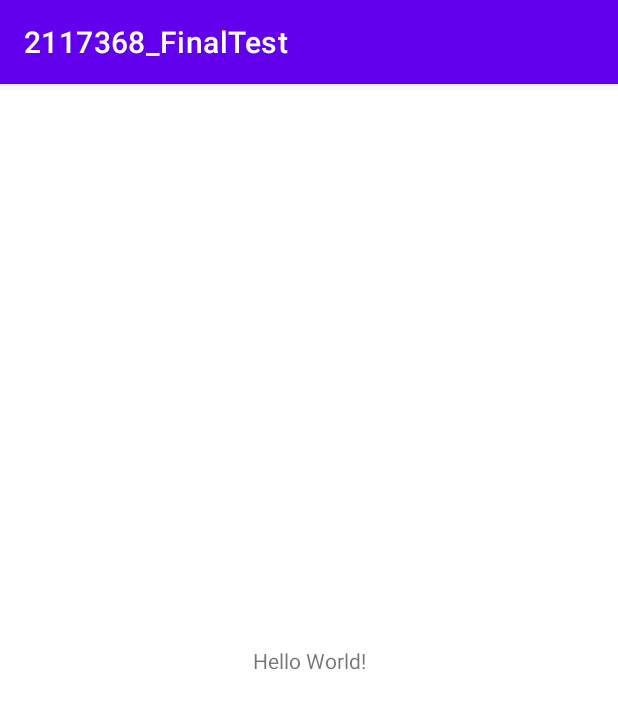
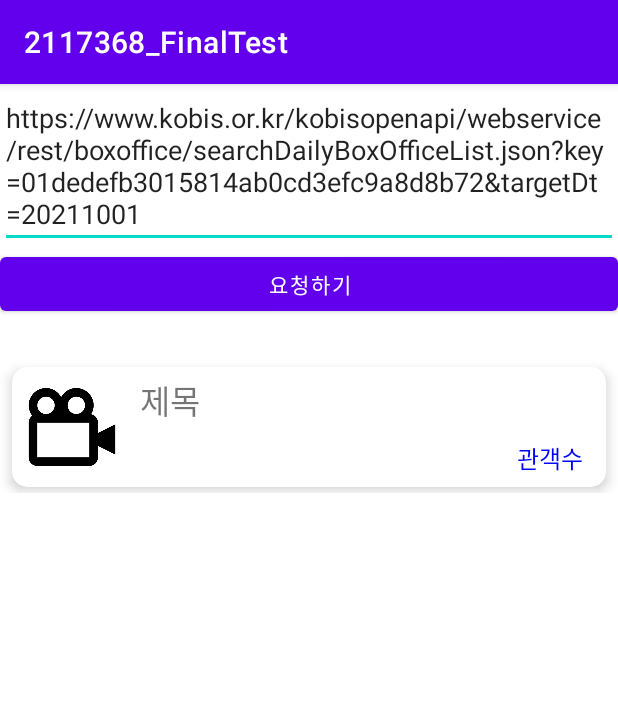
Before and after one commit to Serena0624/21173068_FinalTest, an Android app: the screen it shows after launch (MainActivity), on a phone screen of 412 x 824 dp. Shown: the top 709 px of the screen. Run offline under Robolectric (Android 15) with nearby library versions, the phone set to English and light mode, and no system bars.

Commit message:
2022_06_11 Movie.java, movie.png, movieAdapter.java, movieRank.java

```diff
--- a/app/src/main/res/layout/activity_main.xml
+++ b/app/src/main/res/layout/activity_main.xml
@@ -1,18 +1,89 @@
 <?xml version="1.0" encoding="utf-8"?>
-<androidx.constraintlayout.widget.ConstraintLayout xmlns:android="http://schemas.android.com/apk/res/android"
+<LinearLayout xmlns:android="http://schemas.android.com/apk/res/android"
     xmlns:app="http://schemas.android.com/apk/res-auto"
     xmlns:tools="http://schemas.android.com/tools"
     android:layout_width="match_parent"
     android:layout_height="match_parent"
+    android:orientation="vertical"
     tools:context=".MainActivity">
 
-    <TextView
-        android:layout_width="wrap_content"
+    <EditText
+        android:id="@+id/edit_text"
+        android:layout_width="match_parent"
         android:layout_height="wrap_content"
-        android:text="Hello World!"
-        app:layout_constraintBottom_toBottomOf="parent"
-        app:layout_constraintEnd_toEndOf="parent"
-        app:layout_constraintStart_toStartOf="parent"
-        app:layout_constraintTop_toTopOf="parent" />
+        android:text="https://www.kobis.or.kr/kobisopenapi/webservice/rest/boxoffice/searchDailyBoxOfficeList.json?key=01dedefb3015814ab0cd3efc9a8d8b72&amp;targetDt=20211001"
+        />
 
-</androidx.constraintlayout.widget.ConstraintLayout>
+    <Button
+        android:id="@+id/request_btn"
+        android:layout_width="match_parent"
+        android:layout_height="wrap_content"
+        android:text="요청하기"
+        />
+    <ScrollView
+        android:layout_width="match_parent"
+        android:layout_height="match_parent">
+    <LinearLayout
+        android:layout_width="match_parent"
+        android:layout_height="wrap_content"
+        android:orientation="vertical">
+        <TextView
+            android:id="@+id/reponse_text"
+            android:layout_width="match_parent"
+            android:layout_height="wrap_content"
+            android:textSize="20sp"/>
+
+        <androidx.cardview.widget.CardView
+            android:layout_width="match_parent"
+            android:layout_height="wrap_content"
+            android:layout_marginLeft="8dp"
+            android:layout_marginRight="8dp"
+            android:layout_marginTop="4dp"
+            android:layout_marginBottom="4dp"
+            app:cardBackgroundColor="#ffffffff"
+            app:cardCornerRadius="10dp"
+            app:cardElevation="5dp">
+            <LinearLayout
+                android:layout_width="match_parent"
+                android:layout_height="wrap_content"
+                android:orientation="horizontal">
+                <ImageView
+                    android:layout_width="80dp"
+                    android:layout_height="80dp"
+                    android:padding="5dp"
+                    app:srcCompat="@drawable/movie"/>
+
+                <LinearLayout
+                    android:layout_width="match_parent"
+                    android:layout_height="wrap_content"
+                    android:layout_margin="5dp"
+                    android:orientation="vertical">
+
+                    <TextView
+                        android:id="@+id/movieName"
+                        android:layout_width="match_parent"
+                        android:layout_height="wrap_content"
+                        android:text="제목"
+                        android:textSize="22sp"
+                        android:maxLines="1"/>
+                    <TextView
+                        android:id="@+id/peopleCount"
+                        android:layout_width="match_parent"
+                        android:layout_height="wrap_content"
+                        android:layout_marginTop="10dp"
+                        android:paddingRight="10dp"
+                        android:gravity="right"
+                        android:text="관객수"
+                        android:textColor="#ff0000ff"
+                        android:textSize="16sp"/>
+
+                </LinearLayout>
+            </LinearLayout>
+
+
+        </androidx.cardview.widget.CardView>
+
+
+    </LinearLayout>
+    </ScrollView>
+</LinearLayout>
```
Also changed, not shown: app/src/main/java/com/example/a2117368_finaltest/movieRank.java (added, +27 -0 lines), app/src/main/res/layout/movie_item.xml (added, +57 -0 lines), app/src/main/res/layout/movie_list.xml (added, +55 -0 lines), app/src/main/res/drawable/movie.png (added), 2 other files.
